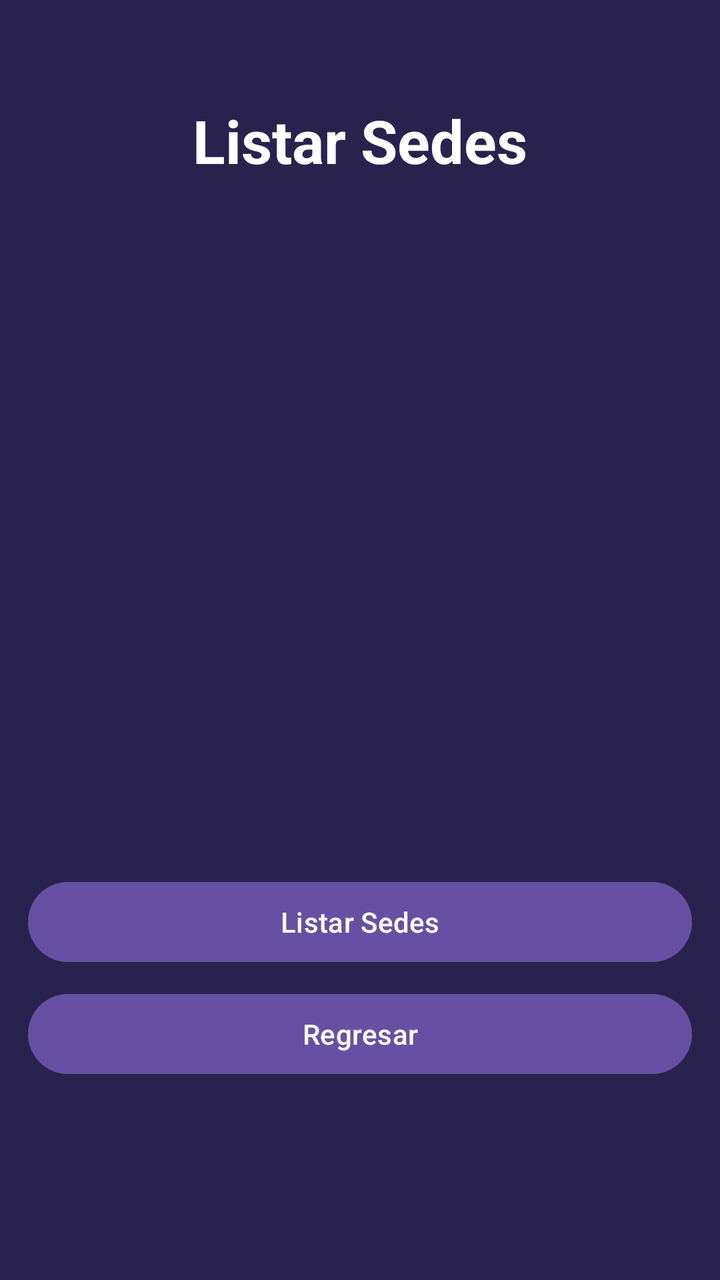
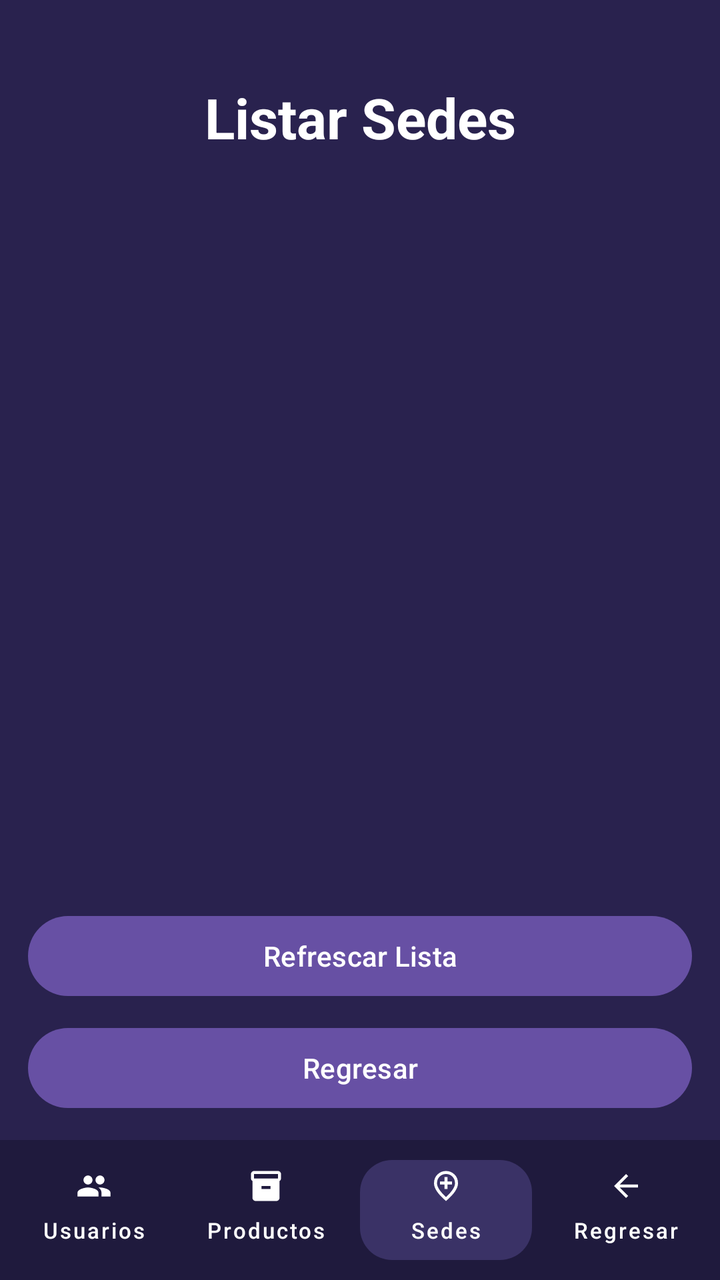

Two renders of the same Android screen: before a commit and after it. Below are the layout's source before the change and the commit's diff.
<!-- AndroidManifest.xml: application theme Theme.AlcamenProyectoFinal -->
<!-- res/layout/activity_frm_listar_sedes.xml -->
<?xml version="1.0" encoding="utf-8"?>
<androidx.constraintlayout.widget.ConstraintLayout xmlns:android="http://schemas.android.com/apk/res/android"
    xmlns:app="http://schemas.android.com/apk/res-auto"
    xmlns:tools="http://schemas.android.com/tools"
    android:id="@+id/main"
    android:background="#29224E" android:layout_width="match_parent"
    android:layout_height="match_parent"
    tools:context=".Vista.frmListarSedes">

    <TextView
        android:id="@+id/tvTituloListarSedes"
        android:layout_width="wrap_content"
        android:layout_height="wrap_content"
        android:layout_marginTop="50dp"
        android:text="Listar Sedes"
        android:textColor="#FFFFFF"
        android:textSize="30sp"
        android:textStyle="bold"
        app:layout_constraintEnd_toEndOf="parent"
        app:layout_constraintStart_toStartOf="parent"
        app:layout_constraintTop_toTopOf="parent" />

    <LinearLayout
        android:layout_width="332dp"
        android:layout_height="wrap_content"
        android:orientation="vertical"
        app:layout_constraintBottom_toBottomOf="parent"
        app:layout_constraintEnd_toEndOf="parent"
        app:layout_constraintStart_toStartOf="parent"
        app:layout_constraintTop_toBottomOf="@+id/tvTituloListarSedes"
        app:layout_constraintVertical_bias="0.3">

        <ScrollView
            android:layout_width="match_parent"
            android:layout_height="280dp"
            android:layout_marginBottom="24dp"
            android:fillViewport="true">

            <TextView
                android:id="@+id/txtListarSede"
                android:layout_width="match_parent"
                android:layout_height="wrap_content"
                android:padding="16dp"
                android:textColor="#FFFFFF" android:textSize="16sp" />
        </ScrollView>

        <Button
            android:id="@+id/button78"
            android:layout_width="match_parent"
            android:layout_height="wrap_content"
            android:onClick="btnListarSede"
            android:text="Listar Sedes"
            android:layout_marginBottom="8dp" />

        <Button
            android:id="@+id/button55"
            android:layout_width="match_parent"
            android:layout_height="wrap_content"
            android:onClick="btnRegresar"
            android:text="Regresar" />
    </LinearLayout>

</androidx.constraintlayout.widget.ConstraintLayout>
<!-- resources referenced by this layout -->
<resources>
  <style name="Theme.AlcamenProyectoFinal" parent="Base.Theme.AlcamenProyectoFinal" />
  <style name="Base.Theme.AlcamenProyectoFinal" parent="Theme.Material3.DayNight.NoActionBar">
          
          
      </style>
</resources>

<!-- the commit's change to res/layout/activity_frm_listar_sedes.xml (unified diff, before → after) -->
@@ -3,54 +3,58 @@
     xmlns:app="http://schemas.android.com/apk/res-auto"
     xmlns:tools="http://schemas.android.com/tools"
     android:id="@+id/main"
-    android:background="#29224E" android:layout_width="match_parent"
+    android:layout_width="match_parent"
     android:layout_height="match_parent"
+    android:background="#29224E"
     tools:context=".Vista.frmListarSedes">
 
+    
     <TextView
         android:id="@+id/tvTituloListarSedes"
         android:layout_width="wrap_content"
         android:layout_height="wrap_content"
-        android:layout_marginTop="50dp"
+        android:layout_marginTop="40dp"
         android:text="Listar Sedes"
         android:textColor="#FFFFFF"
-        android:textSize="30sp"
+        android:textSize="28sp"
         android:textStyle="bold"
         app:layout_constraintEnd_toEndOf="parent"
         app:layout_constraintStart_toStartOf="parent"
         app:layout_constraintTop_toTopOf="parent" />
 
+    
+    <androidx.recyclerview.widget.RecyclerView
+        android:id="@+id/rvSedes"
+        android:layout_width="0dp"
+        android:layout_height="0dp"
+        android:layout_marginTop="16dp"
+        android:layout_marginBottom="12dp"
+        android:clipToPadding="false"
+        android:paddingBottom="8dp"
+        app:layout_constraintBottom_toTopOf="@+id/containerBotones"
+        app:layout_constraintEnd_toEndOf="parent"
+        app:layout_constraintStart_toStartOf="parent"
+        app:layout_constraintTop_toBottomOf="@+id/tvTituloListarSedes"
+        tools:listitem="@layout/item_sede" />
+
+    
     <LinearLayout
+        android:id="@+id/containerBotones"
         android:layout_width="332dp"
         android:layout_height="wrap_content"
+        android:layout_marginBottom="12dp"
         android:orientation="vertical"
-        app:layout_constraintBottom_toBottomOf="parent"
-        app:layout_constraintEnd_toEndOf="parent"
-        app:layout_constraintStart_toStartOf="parent"
-        app:layout_constraintTop_toBottomOf="@+id/tvTituloListarSedes"
-        app:layout_constraintVertical_bias="0.3">
-
-        <ScrollView
-            android:layout_width="match_parent"
-            android:layout_height="280dp"
-            android:layout_marginBottom="24dp"
-            android:fillViewport="true">
-
-            <TextView
-                android:id="@+id/txtListarSede"
-                android:layout_width="match_parent"
-                android:layout_height="wrap_content"
-                android:padding="16dp"
-                android:textColor="#FFFFFF" android:textSize="16sp" />
-        </ScrollView>
+        app:layout_constraintBottom_toTopOf="@+id/bottomBar"
+        app:layout_constraintEnd_toEndOf="parent"
+        app:layout_constraintStart_toStartOf="parent">
 
         <Button
             android:id="@+id/button78"
             android:layout_width="match_parent"
             android:layout_height="wrap_content"
+            android:layout_marginBottom="8dp"
             android:onClick="btnListarSede"
-            android:text="Listar Sedes"
-            android:layout_marginBottom="8dp" />
+            android:text="Refrescar Lista" />
 
         <Button
             android:id="@+id/button55"
@@ -60,4 +64,149 @@
             android:text="Regresar" />
     </LinearLayout>
 
+    
+    <LinearLayout
+        android:id="@+id/bottomBar"
+        android:layout_width="match_parent"
+        android:layout_height="70dp"
+        android:background="#1F1A3D"
+        android:gravity="center_vertical"
+        android:orientation="horizontal"
+        android:padding="4dp"
+        app:layout_constraintBottom_toBottomOf="parent"
+        app:layout_constraintEnd_toEndOf="parent"
+        app:layout_constraintStart_toStartOf="parent">
+
+        <com.google.android.material.button.MaterialButton
+            android:id="@+id/btnUsuarios"
+            style="@style/Widget.MaterialComponents.Button.TextButton"
+            android:layout_width="0dp"
+            android:layout_height="match_parent"
+            android:layout_weight="1"
+            android:text="Usuarios"
+            android:textColor="@android:color/white"
+            android:textSize="11sp"
+            app:icon="@drawable/ic_people"
+            app:iconGravity="top"
+            app:iconPadding="2dp"
+            app:iconTint="@android:color/white"
+            app:textAllCaps="false" />
+
+        <com.google.android.material.button.MaterialButton
+            android:id="@+id/btnProductos"
+            style="@style/Widget.MaterialComponents.Button.TextButton"
+            android:layout_width="0dp"
+            android:layout_height="match_parent"
+            android:layout_weight="1"
+            android:text="Productos"
+            android:textColor="@android:color/white"
+            android:textSize="11sp"
+            app:icon="@drawable/ic_inventory"
+            app:iconGravity="top"
+            app:iconPadding="2dp"
+            app:iconTint="@android:color/white"
+            app:textAllCaps="false" />
+
+        <com.google.android.material.button.MaterialButton
+            android:id="@+id/btnSedes"
+            style="@style/Widget.MaterialComponents.Button.UnelevatedButton"
+            android:layout_width="0dp"
+            android:layout_height="match_parent"
+            android:layout_marginHorizontal="4dp"
+            android:layout_weight="1"
+            android:text="Sedes"
+            android:textColor="@android:color/white"
+            android:textSize="11sp"
+            app:backgroundTint="#3A3266"
+            app:cornerRadius="16dp"
+            app:icon="@drawable/ic_location_city"
+            app:iconGravity="top"
+            app:iconPadding="2dp"
+            app:iconTint="@android:color/white"
+            app:textAllCaps="false" />
+
+        <com.google.android.material.button.MaterialButton
+            android:id="@+id/btnRegresar"
+            style="@style/Widget.MaterialComponents.Button.TextButton"
+            android:layout_width="0dp"
+            android:layout_height="match_parent"
+            android:layout_weight="1"
+            android:text="Regresar"
+            android:textColor="@android:color/white"
+            android:textSize="11sp"
+            app:icon="@drawable/ic_arrow_back"
+            app:iconGravity="top"
+            app:iconPadding="2dp"
+            app:iconTint="@android:color/white"
+            app:textAllCaps="false" />
+
+    </LinearLayout>
+
 </androidx.constraintlayout.widget.ConstraintLayout>
+<!-- res/layout/item_sede.xml (included above) -->
+<?xml version="1.0" encoding="utf-8"?>
+<androidx.cardview.widget.CardView
+    xmlns:android="http://schemas.android.com/apk/res/android"
+    xmlns:app="http://schemas.android.com/apk/res-auto"
+    android:layout_width="match_parent"
+    android:layout_height="wrap_content"
+    android:layout_marginHorizontal="16dp"
+    android:layout_marginVertical="6dp"
+    app:cardBackgroundColor="#2A2450"
+    app:cardCornerRadius="12dp"
+    app:cardElevation="4dp">
+
+    <LinearLayout
+        android:layout_width="match_parent"
+        android:layout_height="wrap_content"
+        android:orientation="horizontal"
+        android:padding="16dp">
+
+        
+        <View
+            android:layout_width="4dp"
+            android:layout_height="match_parent"
+            android:background="#0EA5E9"
+            android:layout_marginEnd="12dp" />
+
+        
+        <LinearLayout
+            android:layout_width="0dp"
+            android:layout_height="wrap_content"
+            android:layout_weight="1"
+            android:orientation="vertical">
+
+            
+            <TextView
+                android:id="@+id/tvNombreSede"
+                android:layout_width="match_parent"
+                android:layout_height="wrap_content"
+                android:text="Sede Central - Lima"
+                android:textColor="#FFFFFF"
+                android:textSize="17sp"
+                android:textStyle="bold" />
+
+            
+            <TextView
+                android:id="@+id/tvDireccionSede"
+                android:layout_width="wrap_content"
+                android:layout_height="wrap_content"
+                android:layout_marginTop="4dp"
+                android:text="Av. Los Olivos 123"
+                android:textColor="#A78BFA"
+                android:textSize="14sp" />
+
+            
+            <TextView
+                android:id="@+id/tvCodigoSede"
+                android:layout_width="wrap_content"
+                android:layout_height="wrap_content"
+                android:layout_marginTop="6dp"
+                android:text="Código: SEDE001"
+                android:textColor="#B3FFFFFF"
+                android:textSize="12sp" />
+        </LinearLayout>
+
+    </LinearLayout>
+
+</androidx.cardview.widget.CardView>
<!-- resource entries referenced after the edit -->
@@ -1,5 +1,29 @@
 <!-- resources referenced by this layout -->
 <resources>
+  <!-- drawable ic_arrow_back (drawable) -->
+  <vector xmlns:android="http://schemas.android.com/apk/res/android" android:autoMirrored="true" android:height="24dp" android:tint="#000000" android:viewportHeight="960" android:viewportWidth="960" android:width="24dp">
+        
+      <path android:fillColor="@android:color/white" android:pathData="M313,520L537,744L480,800L160,480L480,160L537,216L313,440L800,440L800,520L313,520Z"/>
+      
+  </vector>
+  <!-- drawable ic_inventory (drawable) -->
+  <vector xmlns:android="http://schemas.android.com/apk/res/android" android:height="24dp" android:tint="#000000" android:viewportHeight="24" android:viewportWidth="24" android:width="24dp">
+        
+      <path android:fillColor="@android:color/white" android:pathData="M20,2L4,2c-1,0 -2,0.9 -2,2v3.01c0,0.72 0.43,1.34 1,1.69L3,20c0,1.1 1.1,2 2,2h14c0.9,0 2,-0.9 2,-2L21,8.7c0.57,-0.35 1,-0.97 1,-1.69L22,4c0,-1.1 -1,-2 -2,-2zM15,14L9,14v-2h6v2zM20,7L4,7L4,4l16,-0.02L20,7z"/>
+      
+  </vector>
+  <!-- drawable ic_location_city (drawable) -->
+  <vector xmlns:android="http://schemas.android.com/apk/res/android" android:height="24dp" android:tint="#000000" android:viewportHeight="960" android:viewportWidth="960" android:width="24dp">
+        
+      <path android:fillColor="@android:color/white" android:pathData="M440,560L520,560L520,440L640,440L640,360L520,360L520,240L440,240L440,360L320,360L320,440L440,440L440,560ZM480,774Q602,662 661,570.5Q720,479 720,408Q720,299 650.5,229.5Q581,160 480,160Q379,160 309.5,229.5Q240,299 240,408Q240,479 299,570.5Q358,662 480,774ZM480,880Q319,743 239.5,625.5Q160,508 160,408Q160,258 256.5,169Q353,80 480,80Q607,80 703.5,169Q800,258 800,408Q800,508 720.5,625.5Q641,743 480,880ZM480,400Q480,400 480,400Q480,400 480,400Q480,400 480,400Q480,400 480,400Q480,400 480,400Q480,400 480,400Q480,400 480,400Q480,400 480,400Z"/>
+      
+  </vector>
+  <!-- drawable ic_people (drawable) -->
+  <vector xmlns:android="http://schemas.android.com/apk/res/android" android:height="24dp" android:tint="#000000" android:viewportHeight="24" android:viewportWidth="24" android:width="24dp">
+        
+      <path android:fillColor="@android:color/white" android:pathData="M16,11c1.66,0 2.99,-1.34 2.99,-3S17.66,5 16,5c-1.66,0 -3,1.34 -3,3s1.34,3 3,3zM8,11c1.66,0 2.99,-1.34 2.99,-3S9.66,5 8,5C6.34,5 5,6.34 5,8s1.34,3 3,3zM8,13c-2.33,0 -7,1.17 -7,3.5L1,19h14v-2.5c0,-2.33 -4.67,-3.5 -7,-3.5zM16,13c-0.29,0 -0.62,0.02 -0.97,0.05 1.16,0.84 1.97,1.97 1.97,3.45L17,19h6v-2.5c0,-2.33 -4.67,-3.5 -7,-3.5z"/>
+      
+  </vector>
   <style name="Theme.AlcamenProyectoFinal" parent="Base.Theme.AlcamenProyectoFinal" />
   <style name="Base.Theme.AlcamenProyectoFinal" parent="Theme.Material3.DayNight.NoActionBar">
           
